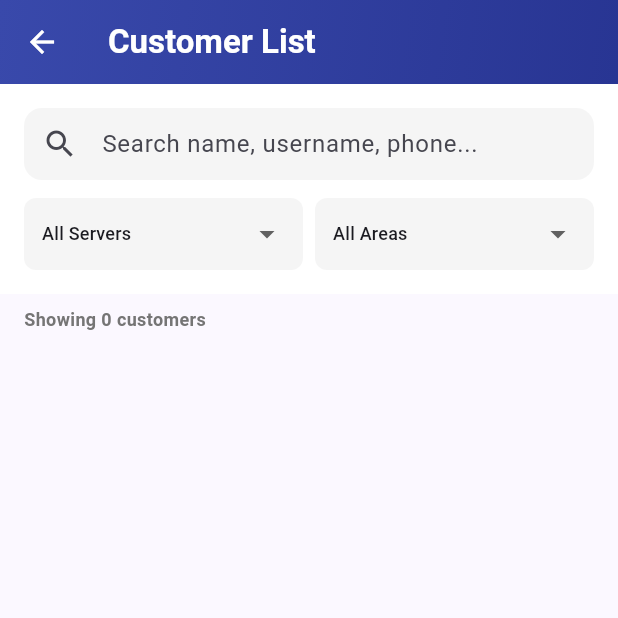
After one commit to openminded/mikro-isp-manager, a Flutter app: the TechnicianCustomerListScreen screen opened directly, on a phone screen of 412 x 824 dp, the top half of it. The commit adds this screen. Run offline on Flutter 3.47's test engine with Material 3 defaults, Android fonts, the light colour scheme and no system bars; our stand-ins replace flutter_local_notifications, geolocator, image_picker, permission_handler, shared_preferences; accounts and stored records are empty; network calls fail.

Commit message:
feat: implement network topology management components, monitoring dashboard, and mobile screens for technician operations

```diff
--- /dev/null
+++ b/mobile_app/lib/screens/technician_customer_list_screen.dart
@@ -0,0 +1,303 @@
+import 'package:flutter/material.dart';
+import 'package:provider/provider.dart';
+import '../providers/customer_provider.dart';
+import '../providers/work_provider.dart';
+import '../models/customer.dart';
+import 'details/customer_detail_screen.dart';
+
+class TechnicianCustomerListScreen extends StatefulWidget {
+  const TechnicianCustomerListScreen({super.key});
+
+  @override
+  State<TechnicianCustomerListScreen> createState() => _TechnicianCustomerListScreenState();
+}
+
+class _TechnicianCustomerListScreenState extends State<TechnicianCustomerListScreen> {
+  String _searchQuery = '';
+  String? _selectedServerId;
+  String? _selectedSubAreaId;
+
+  @override
+  void initState() {
+    super.initState();
+    Future.microtask(() =>
+        Provider.of<CustomerProvider>(context, listen: false).fetchCustomers());
+  }
+
+  @override
+  Widget build(BuildContext context) {
+    final customerProvider = Provider.of<CustomerProvider>(context);
+    final work = Provider.of<WorkProvider>(context);
+
+    final filteredCustomers = customerProvider.customers.where((c) {
+      // Search filter
+      final query = _searchQuery.toLowerCase();
+      final matchesSearch = query.isEmpty ||
+          (c.comment?.toLowerCase().contains(query) ?? false) ||
+          c.name.toLowerCase().contains(query) ||
+          (c.whatsapp?.contains(query) ?? false);
+      if (!matchesSearch) return false;
+
+      // Server filter
+      if (_selectedServerId != null && c.serverId != _selectedServerId) {
+        return false;
+      }
+
+      // Sub Area filter
+      if (_selectedSubAreaId != null && c.subAreaId != _selectedSubAreaId) {
+        return false;
+      }
+
+      return true;
+    }).toList();
+
+    return Scaffold(
+      appBar: AppBar(
+        title: const Text('Customer List', style: TextStyle(fontWeight: FontWeight.bold)),
+        flexibleSpace: Container(
+          decoration: const BoxDecoration(
+            gradient: LinearGradient(
+              colors: [Color(0xFF3949AB), Color(0xFF283593)],
+              begin: Alignment.topLeft,
+              end: Alignment.bottomRight,
+            ),
+          ),
+        ),
+      ),
+      body: Column(
+        children: [
+          // Filter Bar
+          Container(
+            padding: const EdgeInsets.all(16),
+            color: Colors.white,
+            child: Column(
+              children: [
+                // Search Input
+                TextField(
+                  decoration: InputDecoration(
+                    hintText: 'Search name, username, phone...',
+                    prefixIcon: const Icon(Icons.search),
+                    filled: true,
+                    fillColor: Colors.grey.shade100,
+                    border: OutlineInputBorder(
+                      borderRadius: BorderRadius.circular(12),
+                      borderSide: BorderSide.none,
+                    ),
+                    contentPadding: const EdgeInsets.symmetric(vertical: 0),
+                  ),
+                  onChanged: (val) => setState(() => _searchQuery = val),
+                ),
+                const SizedBox(height: 12),
+                // Dropdowns
+                Row(
+                  children: [
+                    // Server Dropdown
+                    Expanded(
+                      child: Container(
+                        padding: const EdgeInsets.symmetric(horizontal: 12),
+                        decoration: BoxDecoration(
+                          color: Colors.grey.shade100,
+                          borderRadius: BorderRadius.circular(8),
+                        ),
+                        child: DropdownButtonHideUnderline(
+                          child: DropdownButton<String>(
+                            value: _selectedServerId,
+                            hint: const Text('All Servers', style: TextStyle(fontSize: 12)),
+                            isExpanded: true,
+                            items: [
+                              const DropdownMenuItem(value: null, child: Text('All Servers', style: TextStyle(fontSize: 12))),
+                              ...work.servers.map((s) => DropdownMenuItem(value: s.id, child: Text(s.name, style: const TextStyle(fontSize: 12)))),
+                            ],
+                            onChanged: (val) {
+                              setState(() {
+                                _selectedServerId = val;
+                                _selectedSubAreaId = null; // Reset sub-area on server change
+                              });
+                            },
+                          ),
+                        ),
+                      ),
+                    ),
+                    const SizedBox(width: 8),
+                    // Sub Area Dropdown
+                    Expanded(
+                      child: Container(
+                        padding: const EdgeInsets.symmetric(horizontal: 12),
+                        decoration: BoxDecoration(
+                          color: Colors.grey.shade100,
+                          borderRadius: BorderRadius.circular(8),
+                        ),
+                        child: DropdownButtonHideUnderline(
+                          child: DropdownButton<String>(
+                            value: _selectedSubAreaId,
+                            hint: const Text('All Areas', style: TextStyle(fontSize: 12)),
+                            isExpanded: true,
+                            items: [
+                              const DropdownMenuItem(value: null, child: Text('All Areas', style: TextStyle(fontSize: 12))),
+                              ...work.subAreas
+                                  .where((s) => _selectedServerId == null || s.serverId == _selectedServerId)
+                                  .map((s) => DropdownMenuItem(value: s.id, child: Text(s.name, style: const TextStyle(fontSize: 12)))),
+                            ],
+                            onChanged: (val) => setState(() => _selectedSubAreaId = val),
+                          ),
+                        ),
+                      ),
+                    ),
+                  ],
+                ),
+              ],
+            ),
+          ),
+
+          // Results Count
+          Padding(
+            padding: const EdgeInsets.symmetric(horizontal: 16, vertical: 8),
+            child: Row(
+              children: [
+                Text(
+                  'Showing ${filteredCustomers.length} customers',
+                  style: TextStyle(fontSize: 12, color: Colors.grey.shade600, fontWeight: FontWeight.bold),
+                ),
+              ],
+            ),
+          ),
+
+          // List
+          Expanded(
+            child: RefreshIndicator(
+              onRefresh: () => customerProvider.fetchCustomers(),
+              child: customerProvider.isLoading && filteredCustomers.isEmpty
+                  ? const Center(child: CircularProgressIndicator())
+                  : ListView.builder(
+                      padding: const EdgeInsets.symmetric(horizontal: 16),
+                      itemCount: filteredCustomers.length,
+                      itemBuilder: (context, index) {
+                        final c = filteredCustomers[index];
+                        return _CustomerCard(customer: c);
+                      },
+                    ),
+            ),
+          ),
+        ],
+      ),
+    );
+  }
+}
+
+class _CustomerCard extends StatelessWidget {
+  final Customer customer;
+  const _CustomerCard({required this.customer});
+
+  @override
+  Widget build(BuildContext context) {
+    return Card(
+      elevation: 2,
+      margin: const EdgeInsets.only(bottom: 12),
+      shape: RoundedRectangleBorder(borderRadius: BorderRadius.circular(12)),
+      child: InkWell(
+        onTap: () => Navigator.push(context, MaterialPageRoute(builder: (_) => CustomerDetailScreen(customer: customer))),
+        borderRadius: BorderRadius.circular(12),
+        child: Padding(
+          padding: const EdgeInsets.all(16),
+          child: Column(
+            crossAxisAlignment: CrossAxisAlignment.start,
+            children: [
+              // Header: Name & Status
+              Row(
+                mainAxisAlignment: MainAxisAlignment.spaceBetween,
+                children: [
+                  Expanded(
+                    child: Text(
+                      customer.comment ?? customer.name,
+                      style: const TextStyle(fontWeight: FontWeight.bold, fontSize: 16),
+                      maxLines: 1,
+                      overflow: TextOverflow.ellipsis,
+                    ),
+                  ),
+                  _StatusChip(disabled: customer.disabled),
+                ],
+              ),
+              const SizedBox(height: 8),
+
+              // Username & Profile
+              Row(
+                children: [
+                   const Icon(Icons.person_outline, size: 14, color: Colors.grey),
+                   const SizedBox(width: 4),
+                   Text(customer.name, style: const TextStyle(fontSize: 12, color: Colors.blue, fontWeight: FontWeight.bold)),
+                   const SizedBox(width: 8),
+                   const Icon(Icons.speed, size: 14, color: Colors.grey),
+                   const SizedBox(width: 4),
+                   Text(customer.profile, style: const TextStyle(fontSize: 12, color: Colors.grey)),
+                ],
+              ),
+              const Divider(height: 24),
+
+              // Details Grid
+              _DetailRow(label: 'IP Address', value: customer.remoteAddress ?? '-', icon: Icons.network_check),
+              _DetailRow(label: 'Phone/WA', value: customer.whatsapp ?? '-', icon: Icons.phone_android),
+              _DetailRow(label: 'KTP Number', value: customer.ktp ?? '-', icon: Icons.badge),
+              _DetailRow(label: 'Last Logout', value: customer.lastLoggedOut ?? '-', icon: Icons.history),
+            ],
+          ),
+        ),
+      ),
+    );
+  }
+}
+
+class _DetailRow extends StatelessWidget {
+  final String label;
+  final String value;
+  final IconData icon;
+
+  const _DetailRow({required this.label, required this.value, required this.icon});
+
+  @override
+  Widget build(BuildContext context) {
+    return Padding(
+      padding: const EdgeInsets.only(bottom: 6),
+      child: Row(
+        children: [
+          Icon(icon, size: 12, color: Colors.grey.shade400),
+          const SizedBox(width: 8),
+          Text('$label:', style: TextStyle(fontSize: 11, color: Colors.grey.shade500)),
+          const SizedBox(width: 4),
+          Expanded(
+            child: Text(
+              value,
+              style: const TextStyle(fontSize: 12, fontWeight: FontWeight.w500),
+              maxLines: 1,
+              overflow: TextOverflow.ellipsis,
+            ),
+          ),
+        ],
+      ),
+    );
+  }
+}
+
+class _StatusChip extends StatelessWidget {
+  final bool disabled;
+  const _StatusChip({required this.disabled});
+
+  @override
+  Widget build(BuildContext context) {
+    return Container(
+      padding: const EdgeInsets.symmetric(horizontal: 8, py: 2),
+      decoration: BoxDecoration(
+        color: disabled ? Colors.red.shade50 : Colors.green.shade50,
+        borderRadius: BorderRadius.circular(4),
+        border: Border.all(color: disabled ? Colors.red.shade200 : Colors.green.shade200),
+      ),
+      child: Text(
+        disabled ? 'OFFLINE' : 'ONLINE',
+        style: TextStyle(
+          fontSize: 10,
+          fontWeight: FontWeight.bold,
+          color: disabled ? Colors.red.shade700 : Colors.green.shade700,
+        ),
+      ),
+    );
+  }
+}
```
Also changed, not shown: mobile_app/lib/screens/home_screen.dart (+8 -0 lines), mobile_app/lib/screens/invoice_screen.dart (+7 -2 lines), 4 other files.
